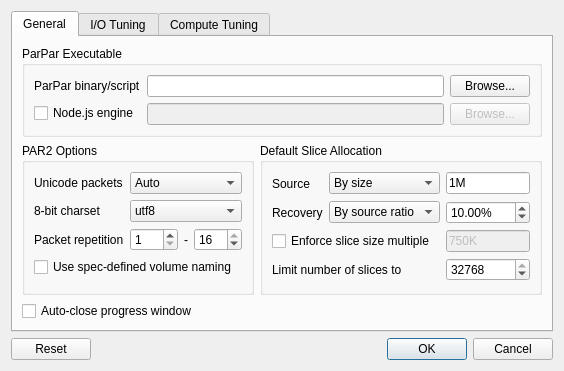
The window that optionsdialog.ui (animetosho/ParParGUI) describes before a commit, drawn with Qt 5.
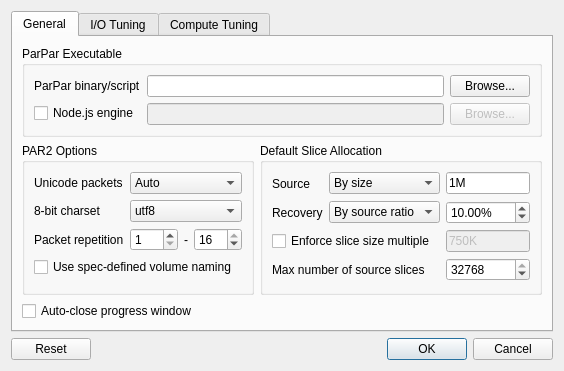
The same window after the commit. The open tabs and pages were chosen to show the change. Custom widgets are drawn as their Qt base class.

Diff of the .ui file:
```diff
--- a/optionsdialog.ui
+++ b/optionsdialog.ui
@@ -515,7 +515,7 @@
               <item row="3" column="0" colspan="2">
                <widget class="QLabel" name="label_8">
                 <property name="text">
-                 <string>Limit number of slices to</string>
+                 <string>Max number of source slices</string>
                 </property>
                 <property name="buddy">
                  <cstring>txtSliceLimit</cstring>
```
Left out of the diff: 8 changed lines with no effect on the pictures.
